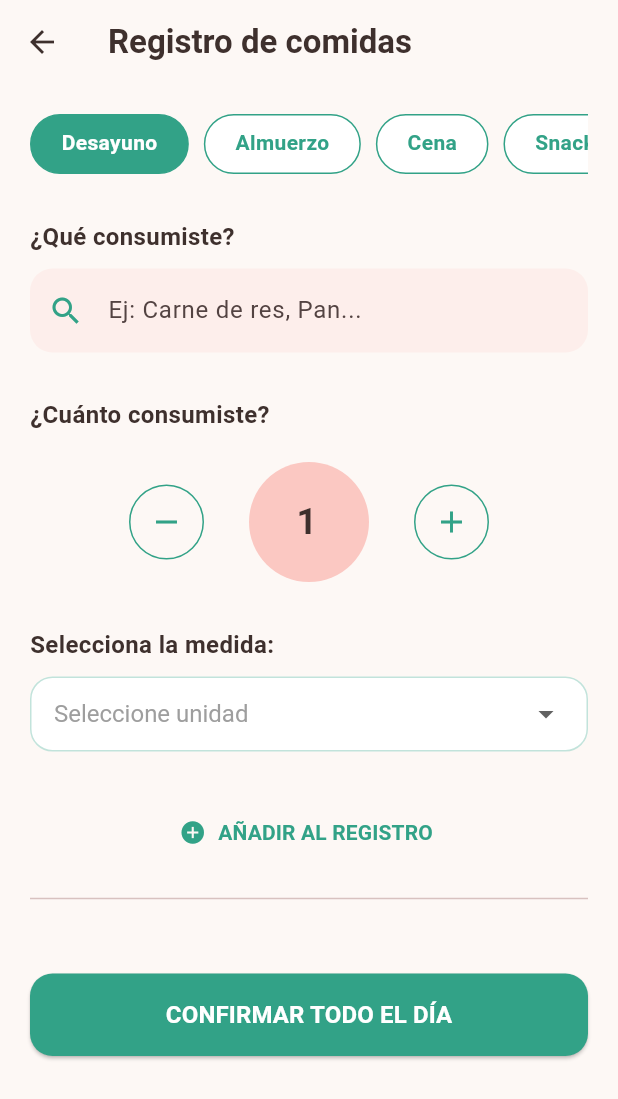
After one commit to FelipeVelandia/HealthUp, a Flutter app: the DietPage screen opened by its route, after a tap on an icon or button, on a phone screen of 412 x 824 dp. The commit adds this screen. Shown: the top 1099 px of the screen. Run offline on Flutter 3.47's test engine with Material 3 defaults, Android fonts, the phone set to English and light mode, and no system bars; our stand-ins replace cloud_firestore, firebase_auth, firebase_core, flutter_svg, font_awesome_flutter, go_router; accounts and stored records are empty.

Commit message:
Poner boton que me lleva a pantalla de registro de comida a DietPage

```diff
--- a/lib/main.dart
+++ b/lib/main.dart
@@ -5,6 +5,9 @@ import 'package:nutrialg_life/routes.dart';
 import 'package:nutrialg_life/services/database_service.dart';
 import 'package:nutrialg_life/themes.dart';
 import 'package:provider/provider.dart';
+
+// ignore: unused_import
+import 'package:nutrialg_life/screens/food_registration/food_registration_page.dart';
 
 import 'firebase_options.dart';
 
--- a/lib/routes.dart
+++ b/lib/routes.dart
@@ -75,7 +75,11 @@ GoRouter getRouter(BuildContext context) {
       GoRoute(
         path: '/initial',
         builder: (context, state) => const InitialSurveyPage(),
-      )
+      ),
+      GoRoute(
+        path: '/food-registration',
+        builder: (context, state) => const FoodRegistrationScreen(),
+      ),
     ],
     redirect: (context, state) {
       // Obtén el estado de autenticación
--- a/lib/screens/diet/diet_page.dart
+++ b/lib/screens/diet/diet_page.dart
@@ -1,5 +1,6 @@
 import 'package:flutter/material.dart';
-
+import 'package:font_awesome_flutter/font_awesome_flutter.dart'; // Agregamos esto
+import 'package:go_router/go_router.dart'; // Agregamos esto
 import 'widgets/meal_card.dart';
 
 class DietPage extends StatelessWidget {
@@ -8,9 +9,10 @@ class DietPage extends StatelessWidget {
 
   @override
   Widget build(BuildContext context) {
-    return Container(
-      color: Theme.of(context).scaffoldBackgroundColor,
-      child: ListView(
+    // Scaffold para poder usar el botón flotante en esta pantalla
+    return Scaffold(
+      backgroundColor: Theme.of(context).scaffoldBackgroundColor,
+      body: ListView(
         children: const [
           MealCard(
             label: 'Desayuno',
@@ -52,6 +54,15 @@ class DietPage extends StatelessWidget {
           ])
         ],
       ),
+      // --- Boton flotante para registrar comidas ---
+      floatingActionButton: FloatingActionButton(
+        backgroundColor: const Color(0xFF32A287),
+        foregroundColor: Colors.white,
+        onPressed: () {
+          context.push("/food-registration");
+        },
+        child: const Icon(FontAwesomeIcons.utensils, size: 20),
+      ),
     );
   }
 }
--- /dev/null
+++ b/lib/screens/food_registration/food_registration_page.dart
@@ -0,0 +1,286 @@
+import 'package:flutter/material.dart';
+import 'package:flutter/services.dart';
+
+class FoodRegistrationScreen extends StatefulWidget {
+  const FoodRegistrationScreen({super.key});
+
+  @override
+  State<FoodRegistrationScreen> createState() => _FoodRegistrationScreenState();
+}
+
+class _FoodRegistrationScreenState extends State<FoodRegistrationScreen> {
+  final TextEditingController _foodController = TextEditingController();
+  final TextEditingController _quantityController = TextEditingController(text: '1');
+
+  // 1. "Seleccione unidad" es ahora el valor inicial
+  String _selectedUnit = 'Seleccione unidad';
+  int _selectedTab = 0;
+
+  final List<String> _categories = ['Desayuno', 'Almuerzo', 'Cena', 'Snack', 'Agua'];
+
+  // 2. Lista de unidades actualizada según tu solicitud
+  final List<String> _units = [
+    'Seleccione unidad', // Valor por defecto
+    'Taza',
+    'Puñado',
+    'Cucharada',
+    'unidad',
+    'Gramos',
+    'Porcion',
+    'mL'
+  ];
+
+  List<Map<String, dynamic>> registeredFoods = [];
+
+  void _addFood() {
+    // 3. Validación: El nombre no debe estar vacío y la unidad DEBE ser distinta a la inicial
+    if (_foodController.text.isEmpty) {
+      _showSnackBar('Escribe qué consumiste');
+      return;
+    }
+
+    if (_selectedUnit == 'Seleccione unidad') {
+      _showSnackBar('Por favor, selecciona una medida (Taza, Gramos, etc.)');
+      return;
+    }
+
+    if (_quantityController.text.isEmpty || _quantityController.text == '0') {
+      _showSnackBar('La cantidad debe ser mayor a 0');
+      return;
+    }
+
+    setState(() {
+      registeredFoods.add({
+        'name': _foodController.text,
+        'unit': _selectedUnit,
+        'quantity': _quantityController.text,
+        'category': _categories[_selectedTab],
+      });
+
+      // Limpiar para el siguiente registro
+      _foodController.clear();
+      _quantityController.text = '1';
+      _selectedUnit = 'Seleccione unidad';
+    });
+  }
+
+  void _showSnackBar(String message) {
+    ScaffoldMessenger.of(context).showSnackBar(
+      SnackBar(content: Text(message), backgroundColor: Colors.redAccent),
+    );
+  }
+
+  @override
+  Widget build(BuildContext context) {
+    return Scaffold(
+      backgroundColor: const Color(0xFFFDF8F5),
+      appBar: AppBar(
+        backgroundColor: Colors.transparent,
+        elevation: 0,
+        leading: IconButton(
+          icon: const Icon(Icons.arrow_back, color: Color(0xFF3E302D)),
+          onPressed: () => Navigator.pop(context),
+        ),
+        title: const Text(
+          'Registro de comidas',
+          style: TextStyle(color: Color(0xFF3E302D), fontWeight: FontWeight.bold),
+        ),
+      ),
+      body: SingleChildScrollView(
+        padding: const EdgeInsets.all(20.0),
+        child: Column(
+          crossAxisAlignment: CrossAxisAlignment.start,
+          children: [
+            // CATEGORÍAS
+            SizedBox(
+              height: 40,
+              child: ListView.builder(
+                scrollDirection: Axis.horizontal,
+                itemCount: _categories.length,
+                itemBuilder: (context, index) {
+                  return GestureDetector(
+                    onTap: () => setState(() => _selectedTab = index),
+                    child: Container(
+                      margin: const EdgeInsets.only(right: 10),
+                      padding: const EdgeInsets.symmetric(horizontal: 20, vertical: 8),
+                      decoration: BoxDecoration(
+                        color: _selectedTab == index ? const Color(0xFF32A287) : Colors.white,
+                        borderRadius: BorderRadius.circular(20),
+                        border: Border.all(color: const Color(0xFF32A287)),
+                      ),
+                      child: Text(
+                        _categories[index],
+                        style: TextStyle(
+                          color: _selectedTab == index ? Colors.white : const Color(0xFF32A287),
+                          fontWeight: FontWeight.bold,
+                        ),
+                      ),
+                    ),
+                  );
+                },
+              ),
+            ),
+
+            const SizedBox(height: 30),
+
+            const Text('¿Qué consumiste?', style: TextStyle(fontSize: 16, fontWeight: FontWeight.bold, color: Color(0xFF3E302D))),
+            const SizedBox(height: 10),
+            TextField(
+              controller: _foodController,
+              decoration: InputDecoration(
+                hintText: 'Ej: Carne de res, Pan...',
+                filled: true,
+                fillColor: const Color(0xFFFBC8C2).withValues(alpha: 0.2),
+                prefixIcon: const Icon(Icons.search, color: Color(0xFF32A287)),
+                border: OutlineInputBorder(borderRadius: BorderRadius.circular(15), borderSide: BorderSide.none),
+              ),
+            ),
+
+            const SizedBox(height: 30),
+
+            const Text('¿Cuánto consumiste?', style: TextStyle(fontSize: 16, fontWeight: FontWeight.bold, color: Color(0xFF3E302D))),
+            const SizedBox(height: 20),
+            Row(
+              mainAxisAlignment: MainAxisAlignment.center,
+              children: [
+                _buildQuantityBtn(Icons.remove, () {
+                  int current = int.tryParse(_quantityController.text) ?? 1;
+                  if (current > 1) {
+                    setState(() => _quantityController.text = (current - 1).toString());
+                  }
+                }),
+
+                Container(
+                  margin: const EdgeInsets.symmetric(horizontal: 20),
+                  width: 100,
+                  height: 80,
+                  decoration: const BoxDecoration(
+                    color: Color(0xFFFBC8C2),
+                    shape: BoxShape.circle,
+                  ),
+                  child: Center(
+                    child: TextField(
+                      controller: _quantityController,
+                      textAlign: TextAlign.center,
+                      keyboardType: TextInputType.number,
+                      inputFormatters: [FilteringTextInputFormatter.digitsOnly],
+                      style: const TextStyle(fontSize: 24, fontWeight: FontWeight.bold, color: Color(0xFF3E302D)),
+                      decoration: const InputDecoration(border: InputBorder.none),
+                    ),
+                  ),
+                ),
+
+                _buildQuantityBtn(Icons.add, () {
+                  int current = int.tryParse(_quantityController.text) ?? 0;
+                  setState(() => _quantityController.text = (current + 1).toString());
+                }),
+              ],
+            ),
+
+            const SizedBox(height: 30),
+
+            const Text('Selecciona la medida:', style: TextStyle(fontSize: 16, fontWeight: FontWeight.bold, color: Color(0xFF3E302D))),
+            const SizedBox(height: 10),
+            Container(
+              padding: const EdgeInsets.symmetric(horizontal: 15),
+              decoration: BoxDecoration(
+                color: Colors.white,
+                borderRadius: BorderRadius.circular(15),
+                border: Border.all(color: const Color(0xFF32A287).withValues(alpha: 0.3)),
+              ),
+              child: DropdownButtonHideUnderline(
+                child: DropdownButton<String>(
+                  value: _selectedUnit,
+                  isExpanded: true,
+                  // Estilo gris para la opción por defecto
+                  style: const TextStyle(color: Color(0xFF3E302D), fontSize: 16),
+                  items: _units.map((String value) {
+                    return DropdownMenuItem(
+                      value: value,
+                      child: Text(
+                        value,
+                        style: TextStyle(
+                          color: value == 'Seleccione unidad' ? Colors.grey : const Color(0xFF3E302D)
+                        ),
+                      )
+                    );
+                  }).toList(),
+                  onChanged: (newValue) => setState(() => _selectedUnit = newValue!),
+                ),
+              ),
+            ),
+
+            const SizedBox(height: 30),
+
+            Center(
+              child: TextButton.icon(
+                onPressed: _addFood,
+                icon: const Icon(Icons.add_circle, color: Color(0xFF32A287)),
+                label: const Text('AÑADIR AL REGISTRO', style: TextStyle(color: Color(0xFF32A287), fontWeight: FontWeight.bold)),
+              ),
+            ),
+
+            const Divider(height: 40),
+
+            if (registeredFoods.isNotEmpty) ...[
+              const Text('Resumen de lo añadido:', style: TextStyle(fontSize: 16, fontWeight: FontWeight.bold)),
+              const SizedBox(height: 10),
+              ListView.builder(
+                shrinkWrap: true,
+                physics: const NeverScrollableScrollPhysics(),
+                itemCount: registeredFoods.length,
+                itemBuilder: (context, index) {
+                  return Card(
+                    color: Colors.white,
+                    elevation: 0,
+                    margin: const EdgeInsets.only(bottom: 10),
+                    shape: RoundedRectangleBorder(borderRadius: BorderRadius.circular(12)),
+                    child: ListTile(
+                      leading: const Icon(Icons.restaurant_menu, color: Color(0xFF32A287)),
+                      title: Text(registeredFoods[index]['name']),
+                      subtitle: Text('${registeredFoods[index]['quantity']} ${registeredFoods[index]['unit']} - ${registeredFoods[index]['category']}'),
+                      trailing: IconButton(
+                        icon: const Icon(Icons.delete_outline, color: Colors.redAccent),
+                        onPressed: () => setState(() => registeredFoods.removeAt(index)),
+                      ),
+                    ),
+                  );
+                },
+              ),
+            ],
+
+            const SizedBox(height: 30),
+
+            SizedBox(
+              width: double.infinity,
+              height: 55,
+              child: ElevatedButton(
+                onPressed: () {
+                  if (registeredFoods.isNotEmpty) {
+                    ScaffoldMessenger.of(context).showSnackBar(const SnackBar(content: Text('¡Registro guardado!')));
+                  }
+                },
+                style: ElevatedButton.styleFrom(
+                  backgroundColor: const Color(0xFF32A287),
+                  shape: RoundedRectangleBorder(borderRadius: BorderRadius.circular(15)),
+                ),
+                child: const Text('CONFIRMAR TODO EL DÍA', style: TextStyle(color: Colors.white, fontSize: 16, fontWeight: FontWeight.bold)),
+              ),
+            ),
+          ],
+        ),
+      ),
+    );
+  }
+
+  Widget _buildQuantityBtn(IconData icon, VoidCallback onTap) {
+    return GestureDetector(
+      onTap: onTap,
+      child: Container(
+        padding: const EdgeInsets.all(12),
+        decoration: BoxDecoration(border: Border.all(color: const Color(0xFF32A287)), shape: BoxShape.circle),
+        child: Icon(icon, color: const Color(0xFF32A287), size: 24),
+      ),
+    );
+  }
+}
--- a/lib/screens/screens.dart
+++ b/lib/screens/screens.dart
@@ -5,3 +5,4 @@ export 'diet/diet_page.dart';
 export 'genomic/genomic_page.dart';
 export 'progress/progress_page.dart';
 export 'initial/initial_survey_page.dart';
+export 'food_registration/food_registration_page.dart';
```
Also changed, not shown: pubspec.lock.
